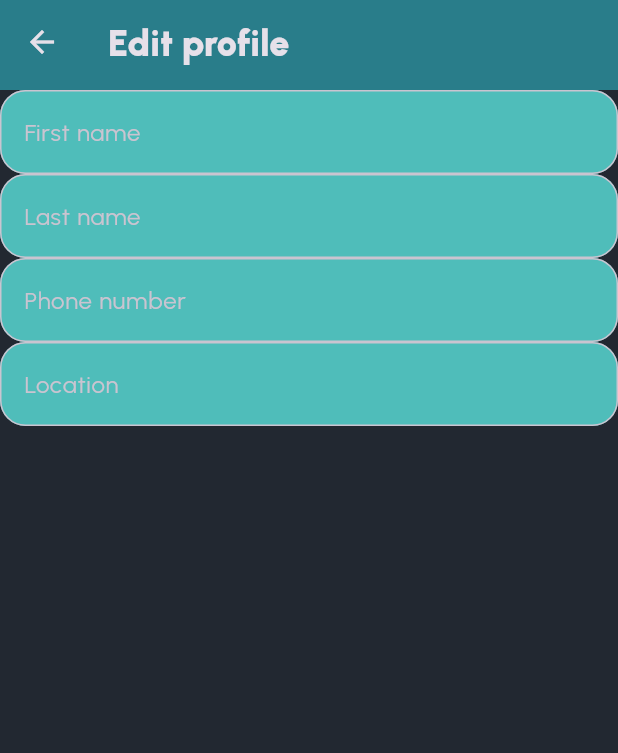
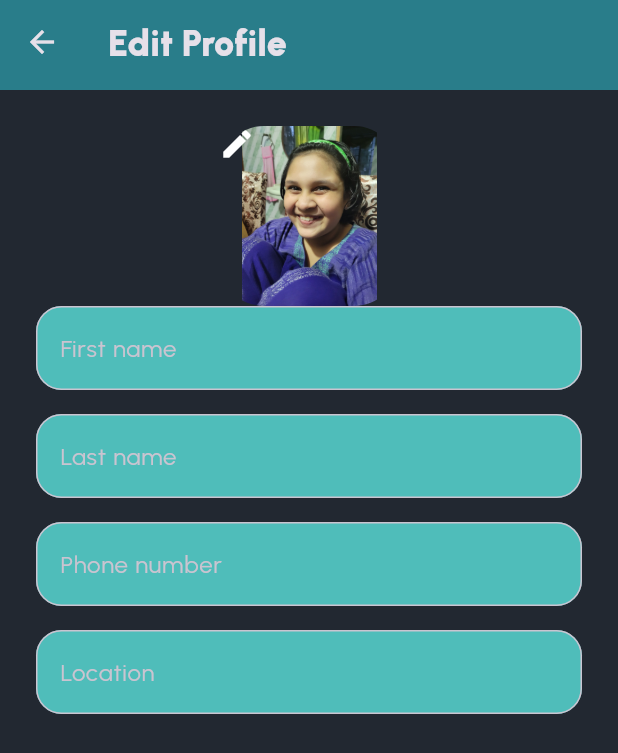
Before and after one commit to aluffyy/Hashi, a Flutter app: the EditProfilePage screen opened by its route, on a phone screen of 412 x 824 dp. Shown: the top 753 px of the screen. Run offline on Flutter 3.47's test engine with Material 3 defaults, Android fonts, the phone set to English and light mode, and no system bars; our stand-ins replace flutter_svg; project files that could hold a hidden picture were left out.

Commit message:
Initial commit

```diff
--- /dev/null
+++ b/lib/components/user_avatar.dart
@@ -0,0 +1,21 @@
+import 'package:flutter/material.dart';
+
+class UserAvatar extends StatelessWidget {
+  final double size;
+
+  const UserAvatar({super.key, this.size = 40});
+
+  @override
+  Widget build(BuildContext context) {
+    return ClipRRect(
+      borderRadius: const BorderRadius.all(
+        Radius.circular(30),
+      ),
+      child: Image.asset(
+        'assets/temp/user1.jpg',
+        width: size,
+        height: size,
+      ),
+    );
+  }
+}
--- a/lib/pages/edit_profile_page.dart
+++ b/lib/pages/edit_profile_page.dart
@@ -1,5 +1,7 @@
 import 'package:Hashi/components/app_text_field.dart';
 import 'package:Hashi/components/toolbar.dart';
+import 'package:Hashi/components/user_avatar.dart';
+import 'package:Hashi/config/app_strings.dart';
 import 'package:flutter/material.dart';
 
 class EditProfilePage extends StatelessWidget {
@@ -8,14 +10,34 @@ class EditProfilePage extends StatelessWidget {
   @override
   Widget build(BuildContext context) {
     return const Scaffold(
-      appBar: Toolbar(title: 'Edit profile'),
-      body: Column(
+      appBar: Toolbar(title: AppStrings.editProfile),
+      body: Padding(
+        padding: EdgeInsets.all(24.0),
+        child: Column(
           children: [
+            Stack(
+              children: [
+                UserAvatar(
+                  size: 120,
+                ),
+                Icon(Icons.edit),
+              ],
+            ),
             AppTextField(hint: 'First name'),
+            SizedBox(
+              height: 16,
+            ),
             AppTextField(hint: 'Last name'),
+            SizedBox(
+              height: 16,
+            ),
             AppTextField(hint: 'Phone number'),
+            SizedBox(
+              height: 16,
+            ),
             AppTextField(hint: 'Location'),
           ],
+        ),
       ),
     );
   }
--- a/lib/pages/home_page.dart
+++ b/lib/pages/home_page.dart
@@ -1,3 +1,4 @@
+import 'package:Hashi/components/app_icons.dart';
 import 'package:Hashi/components/post_item.dart';
 import 'package:Hashi/components/toolbar.dart';
 import 'package:flutter/material.dart';
@@ -17,7 +18,7 @@ class HomePage extends StatelessWidget {
         actions: [
           IconButton(
             onPressed: () {},
-            icon: SvgPicture.asset('assets/svg/ic_location.svg'),
+            icon: SvgPicture.asset(AppIcons.icLocation),
           ),
         ],
       ),
--- a/lib/pages/login_page.dart
+++ b/lib/pages/login_page.dart
@@ -1,3 +1,4 @@
+import 'package:Hashi/components/app_icons.dart';
 import 'package:Hashi/config/app_routes.dart';
 import 'package:Hashi/styles/app_text.dart';
 import 'package:flutter/material.dart';
@@ -139,7 +140,7 @@ class LoginPage extends StatelessWidget {
                       mainAxisAlignment: MainAxisAlignment.center,
                       children: [
                         Image.asset(
-                          'assets/images/google.png',
+                          AppIcons.icGoogle,
                           width: 22,
                           height: 22,
                         ),
@@ -175,7 +176,7 @@ class LoginPage extends StatelessWidget {
                       mainAxisAlignment: MainAxisAlignment.center,
                       children: [
                         Image.asset(
-                          'assets/images/facebook.png',
+                          AppIcons.icFacebook,
                           width: 22,
                           height: 22,
                         ),
```
Also changed, not shown: lib/components/app_icons.dart (added, +14 -0 lines), lib/pages/main_page.dart (+6 -8 lines), lib/pages/profile_page.dart (+3 -9 lines). Lines whose indentation alone changed are shown as unchanged.
